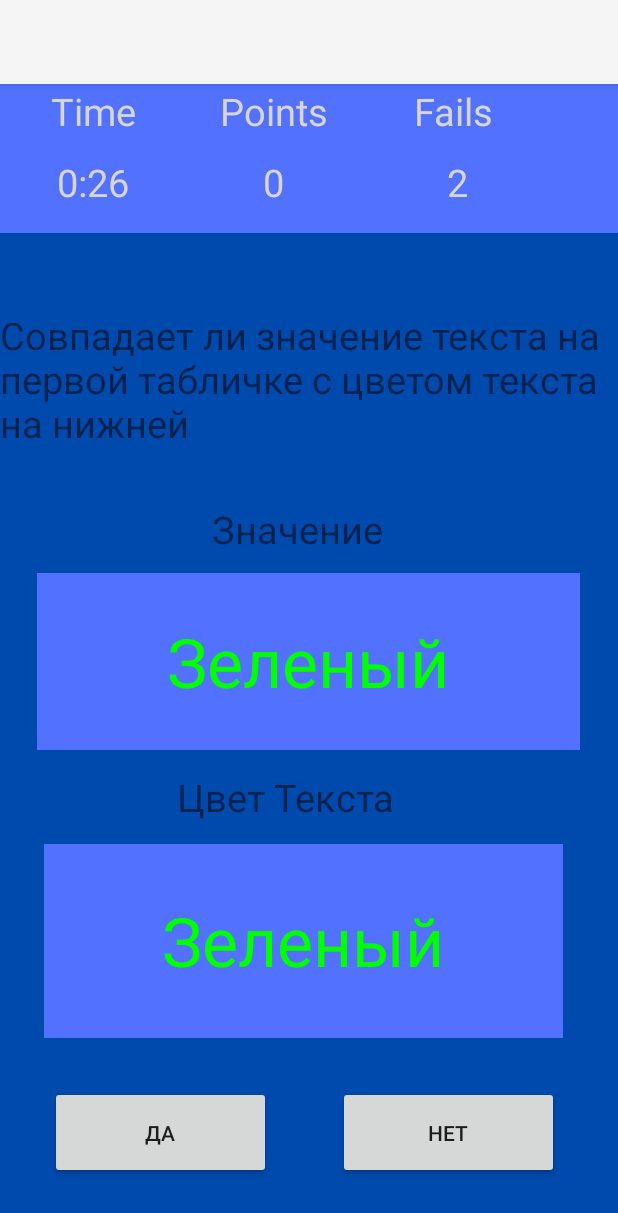
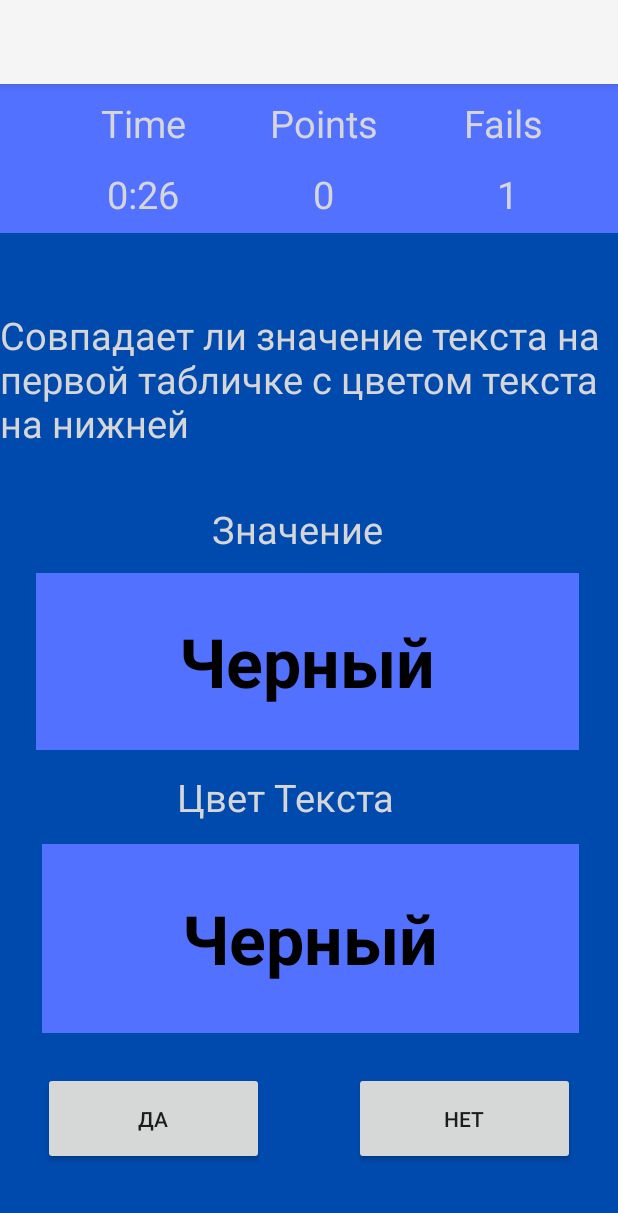
Before and after one commit to MrNarek/LogicGames6, an Android app: the Colours screen opened directly, with no data from a screen before it, after a tap on "НЕТ", on a phone screen of 412 x 824 dp. Shown: the top 1213 px of the screen. Run offline under Robolectric (Android 15) with nearby library versions, the phone set to English and light mode, and no system bars.

Commit message:
finished project

```diff
--- a/app/src/main/java/com/example/logicgames/Colours.java
+++ b/app/src/main/java/com/example/logicgames/Colours.java
@@ -17,7 +17,7 @@
     Button btnYes, btnNo;
     boolean isTimerTicking = true;
     int pts = 0;
-    int fls = 3;
+    int fls = 0;
 
     @Override
     protected void onCreate(Bundle savedInstanceState) {
@@ -47,8 +47,8 @@
             }
         }.start();
 
-        String[] clTexts = {"Красный", "Зеленый", "Синий", "Желтый", "Черный"};
-        String[] clColors = {"#FF0000", "#00FF00", "#0000FF", "#FFFF00", "#000000"};
+        String[] clTexts = {"Красный", "Зеленый", "Синий", "Желтый", "Черный", "Фиолетовый"};
+        String[] clColors = {"#fc3131", "#99FF99", "#66ccff", "#FFFF00", "#000000", "#8b01f4"};
         int rnd = new Random().nextInt(clTexts.length);
         clText.setText(clTexts[rnd]);
         rnd = new Random().nextInt(clTexts.length);
@@ -61,7 +61,7 @@
         btnYes.setOnClickListener(new View.OnClickListener() {
             @Override
             public void onClick(View v) {
-                if (clText.getText().toString().equals(clTexts[0]) && clColor.getCurrentTextColor() == Color.RED) {
+                if (clText.getText().toString().equals(clTexts[0]) && clColor.getCurrentTextColor() == Color.parseColor("#fc3131")) {
                     pts += 1;
                     points.setText(" " + (pts));
                     int rnd = new Random().nextInt(clTexts.length);
@@ -72,7 +72,7 @@
                     clColor.setText(clTexts[rnd]);
                     rnd = new Random().nextInt(clTexts.length);
                     clColor.setTextColor(Color.parseColor(clColors[rnd]));
-                } else if (clText.getText().toString().equals(clTexts[1]) && clColor.getCurrentTextColor() == Color.GREEN) {
+                } else if (clText.getText().toString().equals(clTexts[1]) && clColor.getCurrentTextColor() == Color.parseColor("#99ff99")) {
                     pts += 1;
                     points.setText(" " + (pts));
                     int rnd = new Random().nextInt(clTexts.length);
@@ -83,7 +83,7 @@
                     clColor.setText(clTexts[rnd]);
                     rnd = new Random().nextInt(clTexts.length);
                     clColor.setTextColor(Color.parseColor(clColors[rnd]));
-                } else if (clText.getText().toString().equals(clTexts[2]) && clColor.getCurrentTextColor() == Color.BLUE) {
+                } else if (clText.getText().toString().equals(clTexts[2]) && clColor.getCurrentTextColor() == Color.parseColor("#66ccff")) {
                     pts += 1;
                     points.setText(" " + (pts));
                     int rnd = new Random().nextInt(clTexts.length);
@@ -116,12 +116,23 @@
                     clColor.setText(clTexts[rnd]);
                     rnd = new Random().nextInt(clTexts.length);
                     clColor.setTextColor(Color.parseColor(clColors[rnd]));
+                } else if (clText.getText().toString().equals(clTexts[5]) && clColor.getCurrentTextColor() == Color.parseColor("#8b01f4")) {
+                    pts += 1;
+                    points.setText(" " + (pts));
+                    int rnd = new Random().nextInt(clTexts.length);
+                    clText.setText(clTexts[rnd]);
+                    rnd = new Random().nextInt(clTexts.length);
+                    clText.setTextColor(Color.parseColor(clColors[rnd]));
+                    rnd = new Random().nextInt(clTexts.length);
+                    clColor.setText(clTexts[rnd]);
+                    rnd = new Random().nextInt(clTexts.length);
+                    clColor.setTextColor(Color.parseColor(clColors[rnd]));
                 } else {
-                    if (fls == 0) {
+                    if (fls == 3) {
                         Intent intent1 = new Intent(Colours.this, GuestMode.class);
                         startActivity(intent1);
                     } else {
-                        fls -= 1;
+                        fls += 1;
                         fails.setText(" " + fls);
                         int rnd = new Random().nextInt(clTexts.length);
                         clText.setText(clTexts[rnd]);
@@ -139,7 +150,7 @@
         btnNo.setOnClickListener(new View.OnClickListener() {
             @Override
             public void onClick(View v) {
-                if (clText.getText().toString().equals(clTexts[0]) && clColor.getCurrentTextColor() != Color.RED) {
+                if (clText.getText().toString().equals(clTexts[0]) && clColor.getCurrentTextColor() != Color.parseColor("#fc3131")) {
                     pts += 1;
                     points.setText(" " + (pts));
                     int rnd = new Random().nextInt(clTexts.length);
@@ -150,7 +161,7 @@
                     clColor.setText(clTexts[rnd]);
                     rnd = new Random().nextInt(clTexts.length);
                     clColor.setTextColor(Color.parseColor(clColors[rnd]));
-                } else if (clText.getText().toString().equals(clTexts[1]) && clColor.getCurrentTextColor() != Color.GREEN) {
+                } else if (clText.getText().toString().equals(clTexts[1]) && clColor.getCurrentTextColor() != Color.parseColor("#99ff99")) {
                     pts += 1;
                     points.setText(" " + (pts));
                     int rnd = new Random().nextInt(clTexts.length);
@@ -161,7 +172,7 @@
                     clColor.setText(clTexts[rnd]);
                     rnd = new Random().nextInt(clTexts.length);
                     clColor.setTextColor(Color.parseColor(clColors[rnd]));
-                } else if (clText.getText().toString().equals(clTexts[2]) && clColor.getCurrentTextColor() != Color.BLUE) {
+                } else if (clText.getText().toString().equals(clTexts[2]) && clColor.getCurrentTextColor() != Color.parseColor("#66ccff")) {
                     pts += 1;
                     points.setText(" " + (pts));
                     int rnd = new Random().nextInt(clTexts.length);
@@ -194,12 +205,23 @@
                     clColor.setText(clTexts[rnd]);
                     rnd = new Random().nextInt(clTexts.length);
                     clColor.setTextColor(Color.parseColor(clColors[rnd]));
+                } else if (clText.getText().toString().equals(clTexts[5]) && clColor.getCurrentTextColor() != Color.parseColor("#8b01f4")) {
+                    pts += 1;
+                    points.setText(" " + (pts));
+                    int rnd = new Random().nextInt(clTexts.length);
+                    clText.setText(clTexts[rnd]);
+                    rnd = new Random().nextInt(clTexts.length);
+                    clText.setTextColor(Color.parseColor(clColors[rnd]));
+                    rnd = new Random().nextInt(clTexts.length);
+                    clColor.setText(clTexts[rnd]);
+                    rnd = new Random().nextInt(clTexts.length);
+                    clColor.setTextColor(Color.parseColor(clColors[rnd]));
                 } else {
-                    if (fls == 0) {
+                    if (fls == 3) {
                         Intent intent1 = new Intent(Colours.this, GuestMode.class);
                         startActivity(intent1);
                     } else {
-                        fls -= 1;
+                        fls += 1;
                         fails.setText(" " + fls);
                         int rnd = new Random().nextInt(clTexts.length);
                         clText.setText(clTexts[rnd]);
--- a/app/src/main/java/com/example/logicgames/Login.java
+++ b/app/src/main/java/com/example/logicgames/Login.java
@@ -92,8 +92,8 @@
 
                     if (!Objects.equals(passwordFromDB, userPassword)) {
                         loginUsername.setError(null);
-//                        Intent intent = new Intent(Login.this, MainActivity.class);
-//                        startActivity(intent);
+                        Intent intent = new Intent(Login.this, MainActivity.class);
+                        startActivity(intent);
                     } else {
                         loginPassword.setError("Invalid Credentials");
                         loginPassword.requestFocus();
@@ -110,5 +110,6 @@
 
             }
         });
+
     }
 }
--- a/app/src/main/res/layout/activity_colours.xml
+++ b/app/src/main/res/layout/activity_colours.xml
@@ -1,19 +1,21 @@
 <?xml version="1.0" encoding="utf-8"?>
-<androidx.constraintlayout.widget.ConstraintLayout xmlns:android="http://schemas.android.com/apk/res/android"
+<RelativeLayout xmlns:android="http://schemas.android.com/apk/res/android"
     xmlns:app="http://schemas.android.com/apk/res-auto"
     xmlns:tools="http://schemas.android.com/tools"
     android:layout_width="match_parent"
     android:background="#004aad"
+    android:layout_gravity="center"
     android:layout_height="match_parent"
     tools:context=".Colours">
 
     <RelativeLayout
-        android:layout_width="413dp"
+        android:layout_width="match_parent"
         android:layout_height="99dp"
         app:layout_constraintEnd_toEndOf="parent"
         app:layout_constraintHorizontal_bias="1.0"
         app:layout_constraintStart_toStartOf="parent"
         android:background="#5271ff"
+        android:gravity="center"
         app:layout_constraintTop_toTopOf="parent"
         >
 
@@ -124,20 +126,15 @@
         android:layout_width="401dp"
         android:layout_height="113dp"
         android:layout_marginTop="150dp"
+        android:textColor="@color/white"
         android:text="Совпадает ли значение текста на первой табличке с цветом текста на нижней"
-        android:textSize="25sp"
-        app:layout_constraintStart_toStartOf="parent"
-        app:layout_constraintTop_toTopOf="parent" />
+        android:textSize="25sp" />
 
     <RelativeLayout
-        android:layout_width="413dp"
+        android:id="@+id/colours"
+        android:layout_width="match_parent"
         android:layout_height="396dp"
-        android:layout_marginTop="264dp"
-        android:gravity="center"
-        app:layout_constraintEnd_toEndOf="parent"
-        app:layout_constraintHorizontal_bias="1.0"
-        app:layout_constraintStart_toStartOf="parent"
-        app:layout_constraintTop_toTopOf="parent">
+        android:layout_marginTop="264dp">
 
 
         <TextView
@@ -152,6 +149,7 @@
             android:layout_marginTop="13dp"
             android:layout_marginEnd="139dp"
             android:layout_marginBottom="343dp"
+            android:textColor="@color/white"
             android:gravity="center"
             android:text="Значение"
             android:textSize="25sp"
@@ -172,11 +170,13 @@
             android:layout_marginBottom="216dp"
             android:gravity="center"
             android:text=""
+            android:textStyle="bold"
             android:textSize="45sp"
             app:layout_constraintEnd_toEndOf="parent"
             app:layout_constraintHorizontal_bias="0.0"
             app:layout_constraintStart_toStartOf="parent"
-            app:layout_constraintTop_toTopOf="parent" />
+            app:layout_constraintTop_toTopOf="parent"
+            />
 
         <TextView
             android:id="@+id/textView7"
@@ -189,6 +189,7 @@
             android:layout_marginTop="189dp"
             android:layout_marginEnd="124dp"
             android:gravity="center"
+            android:textColor="@color/white"
             android:text="Цвет Текста"
             android:textSize="25sp"
             app:layout_constraintEnd_toEndOf="parent"
@@ -198,42 +199,38 @@
 
         <TextView
             android:id="@+id/clColor"
-            android:layout_width="346dp"
-            android:layout_height="129dp"
+            android:layout_width="358dp"
+            android:layout_height="126dp"
             android:layout_alignParentEnd="true"
             android:layout_alignParentBottom="true"
-            android:layout_marginEnd="37dp"
-            android:layout_marginBottom="24dp"
+            android:layout_marginEnd="26dp"
+            android:layout_marginBottom="27dp"
             android:background="#5271ff"
             android:gravity="center"
             android:text=""
             android:textSize="45sp"
-            app:layout_constraintEnd_toEndOf="parent"
-            app:layout_constraintHorizontal_bias="0.0"
-            app:layout_constraintStart_toStartOf="parent"
-            app:layout_constraintTop_toTopOf="parent" />
+            android:textStyle="bold" />
     </RelativeLayout>
+
+    <LinearLayout
+        android:layout_width="match_parent"
+        android:layout_height="wrap_content"
+        android:layout_below="@id/colours"
+        android:layout_marginTop="-1dp"
+        android:gravity="center">
 
         <Button
             android:id="@+id/bynYes"
             android:layout_width="147dp"
             android:layout_height="62dp"
-        android:layout_marginTop="668dp"
-        android:text="ДА"
-        app:layout_constraintEnd_toEndOf="parent"
-        app:layout_constraintHorizontal_bias="0.125"
-        app:layout_constraintStart_toStartOf="parent"
-        app:layout_constraintTop_toTopOf="parent" />
+            android:layout_marginHorizontal="30dp"
+            android:text="ДА" />
 
         <Button
             android:id="@+id/btnNo"
             android:layout_width="147dp"
             android:layout_height="62dp"
-        android:layout_marginTop="668dp"
-        android:text="НЕТ"
-        app:layout_constraintEnd_toEndOf="parent"
-        app:layout_constraintHorizontal_bias="0.852"
-        app:layout_constraintStart_toStartOf="parent"
-        app:layout_constraintTop_toTopOf="parent" />
-
-</androidx.constraintlayout.widget.ConstraintLayout>
+            android:layout_marginHorizontal="30dp"
+            android:text="НЕТ" />
+    </LinearLayout>
+</RelativeLayout>
```
Also changed, not shown: app/src/main/AndroidManifest.xml (+12 -6 lines), app/src/main/java/com/example/logicgames/GuestMode.java (+1 -9 lines), app/src/main/java/com/example/logicgames/Register.java (+44 -0 lines), app/src/main/res/layout/activity_guest_mode.xml (+23 -30 lines), 1 other file. Lines whose indentation alone changed are shown as unchanged.
